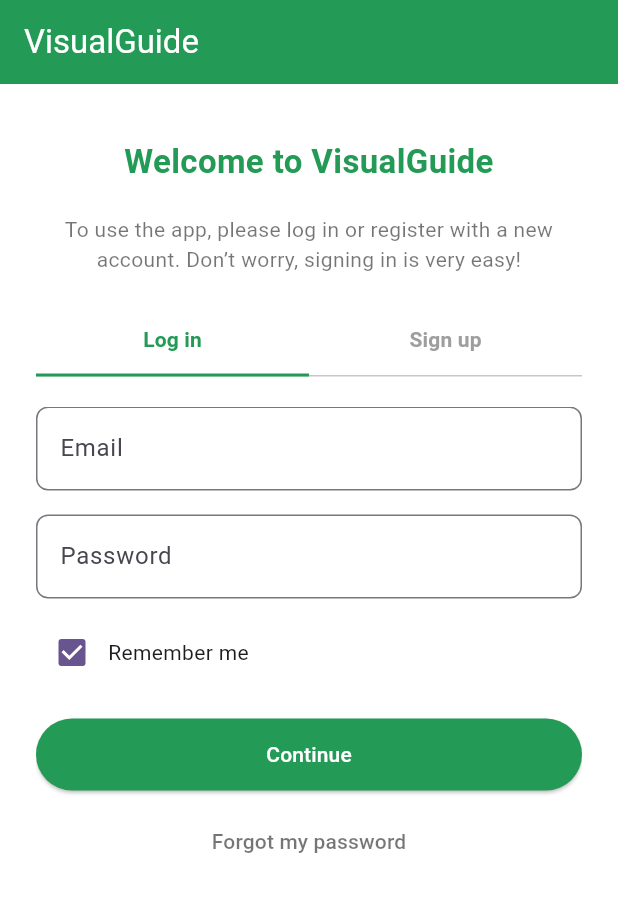
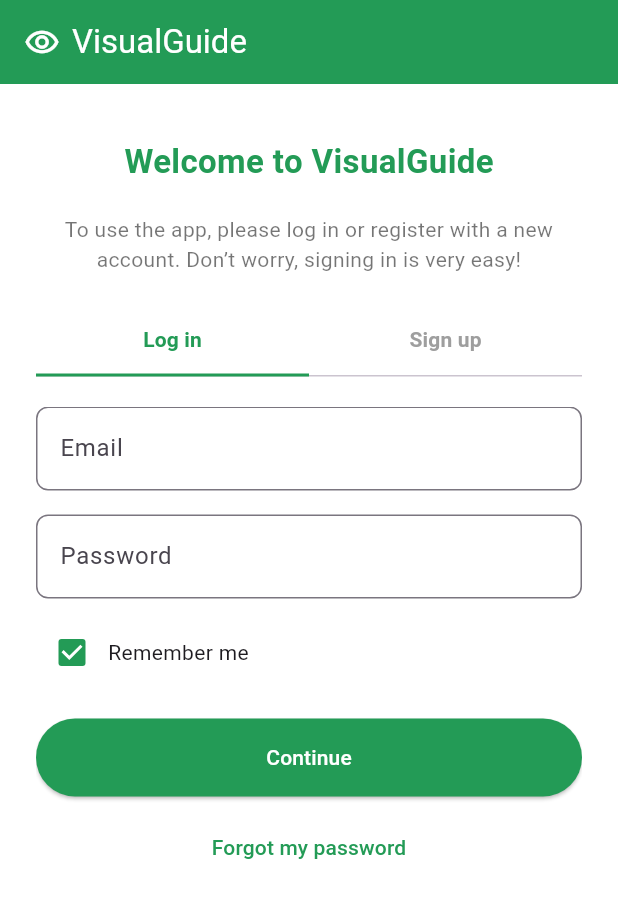
Before and after one commit to SW-Emergentes-7295/mobile-application, a Flutter app: the LoginCamera screen opened directly, after a tap on "Sign in with my email", on a phone screen of 412 x 824 dp. Shown: the top 898 px of the screen. Run offline on Flutter 3.47's test engine with Material 3 defaults, Android fonts, the phone set to English and light mode, and no system bars; our stand-ins replace flutter_secure_storage; accounts and stored records are empty.

Commit message:
fix: ajustar vistas

```diff
--- a/lib/IAM/views/login_camera.dart
+++ b/lib/IAM/views/login_camera.dart
@@ -34,11 +34,20 @@ class _LoginCameraState extends State<LoginCamera>
           automaticallyImplyLeading: false,
           backgroundColor: const Color(0xFF239B56),
           elevation: 0,
-        title: const Text(
+          title: const Row(
+            mainAxisSize: MainAxisSize.min,
+            children: [
+              Icon(
+                Icons.remove_red_eye_outlined,
+                color: Colors.white,
+              ),
+              SizedBox(width: 8),
+              Text(
                 'VisualGuide',
                 style: TextStyle(color: Colors.white),
               ),
-      ),
+            ],
+          )),
       body: Padding(
         padding: const EdgeInsets.symmetric(horizontal: 24, vertical: 20),
         child: Column(
@@ -51,7 +60,7 @@ class _LoginCameraState extends State<LoginCamera>
                   fontSize: 22,
                   fontWeight: FontWeight.bold,
                   color: Color(0xFF239B56)),
-              textAlign: TextAlign.center,
+              textAlign: TextAlign.start,
             ),
             const SizedBox(height: 20),
             const Text(
@@ -116,6 +125,7 @@ class _LoginCameraState extends State<LoginCamera>
                 borderRadius: BorderRadius.circular(30),
               ),
               padding: const EdgeInsets.symmetric(horizontal: 24, vertical: 16),
+              minimumSize: const Size(0, 0),
             ),
             onPressed: () {
               // Aquí irá la lógica de reconocimiento facial
--- a/lib/IAM/views/login_email_form.dart
+++ b/lib/IAM/views/login_email_form.dart
@@ -24,7 +24,10 @@ class LoginEmailForm extends StatelessWidget {
         const SizedBox(height: 12),
         Row(
           children: [
-            Checkbox(value: true, onChanged: (_) {}),
+            Checkbox(
+                value: true,
+                onChanged: (_) {},
+                activeColor: const Color(0xFF239B56)),
             const Text('Remember me'),
           ],
         ),
@@ -32,10 +35,11 @@ class LoginEmailForm extends StatelessWidget {
         ElevatedButton(
           style: ElevatedButton.styleFrom(
             backgroundColor: const Color(0xFF239B56),
-            padding: const EdgeInsets.symmetric(horizontal: 24, vertical: 14),
             shape: RoundedRectangleBorder(
               borderRadius: BorderRadius.circular(30),
             ),
+            padding: const EdgeInsets.symmetric(vertical: 16),
+            minimumSize: const Size(0, 0),
           ),
           onPressed: () {},
           child: const Text('Continue', style: TextStyle(color: Colors.white)),
@@ -45,7 +49,7 @@ class LoginEmailForm extends StatelessWidget {
           onPressed: () {},
           child: const Text(
             'Forgot my password',
-            style: TextStyle(color: Colors.black54),
+            style: TextStyle(color: Color(0xFF239B56)),
           ),
         ),
       ],
```
Also changed, not shown: lib/IAM/views/signup_email_form.dart (+3 -7 lines). Lines whose indentation alone changed are shown as unchanged.
